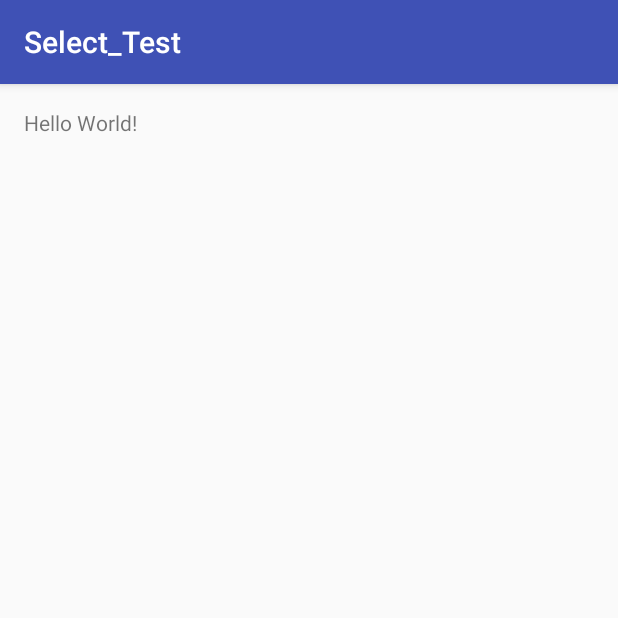
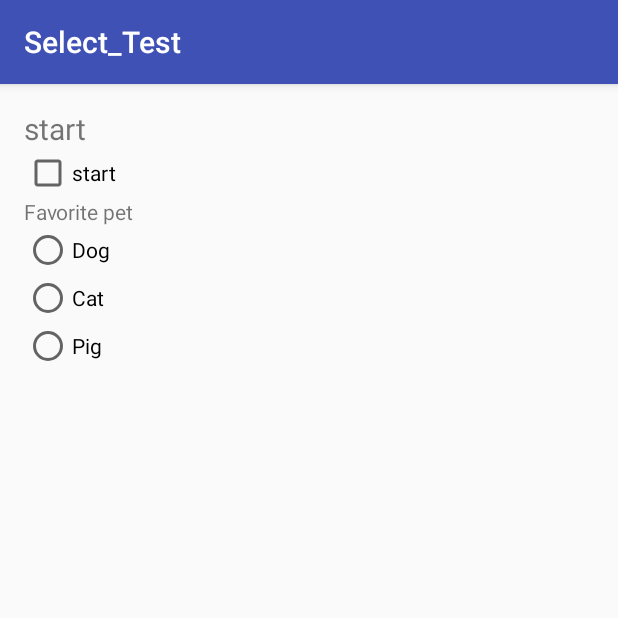
Before and after one commit to inhatc/Android2_161125, an Android app: the screen it shows after launch (MainActivity), on a phone screen of 412 x 824 dp, the top half of it. Run offline under Robolectric (Android 15) with nearby library versions, the phone set to English and light mode, and no system bars; 2 statements that could not run were skipped.

```diff
--- a/app/src/main/res/layout/activity_main.xml
+++ b/app/src/main/res/layout/activity_main.xml
@@ -12,5 +12,55 @@
     <TextView
         android:layout_width="wrap_content"
         android:layout_height="wrap_content"
-        android:text="Hello World!" />
+        android:textSize="20dp"
+        android:text="start"
+        android:id="@+id/textView" />
+
+    <CheckBox
+        android:layout_width="wrap_content"
+        android:layout_height="wrap_content"
+        android:text="start"
+        android:id="@+id/checkBox"
+        android:layout_below="@+id/textView"
+        android:layout_alignParentLeft="true"
+        android:layout_alignParentStart="true"
+        android:checked="false" />
+
+    <TextView
+        android:layout_width="wrap_content"
+        android:layout_height="wrap_content"
+        android:text="Favorite pet"
+        android:id="@+id/textView2"
+        android:layout_below="@+id/checkBox"
+        android:layout_alignParentLeft="true"
+        android:layout_alignParentStart="true" />
+
+    <RadioGroup
+        android:layout_width="match_parent"
+        android:layout_height="match_parent"
+        android:layout_alignParentLeft="true"
+        android:layout_alignParentStart="true"
+        android:layout_below="@+id/textView2">
+
+        <RadioButton
+            android:layout_width="wrap_content"
+            android:layout_height="wrap_content"
+            android:text="Dog"
+            android:id="@+id/radioButton"
+            android:checked="false" />
+
+        <RadioButton
+            android:layout_width="wrap_content"
+            android:layout_height="wrap_content"
+            android:text="Cat"
+            android:id="@+id/radioButton2"
+            android:checked="false" />
+
+        <RadioButton
+            android:layout_width="wrap_content"
+            android:layout_height="wrap_content"
+            android:text="Pig"
+            android:id="@+id/radioButton3"
+            android:checked="false" />
+    </RadioGroup>
 </RelativeLayout>
--- /dev/null
+++ b/settings.gradle
@@ -0,0 +1 @@
+include ':app'
```
Also changed, not shown: app/src/main/java/com/example/ryuilhan/select_test/MainActivity.java (+23 -0 lines), build.gradle (added, +23 -0 lines), gradle.properties (added, +18 -0 lines), gradle/wrapper/gradle-wrapper.properties (added), 4 other files.
